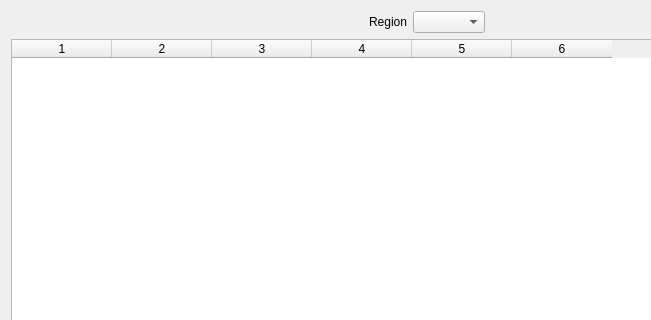
Qt form resources/designer_ui/linevalueswidget.ui (jonathanHuwP/CrystalGrowthTracker) before a commit; both pictures show x 0 to 651 and y 0 to 320 of the 960 by 628 pixel window.
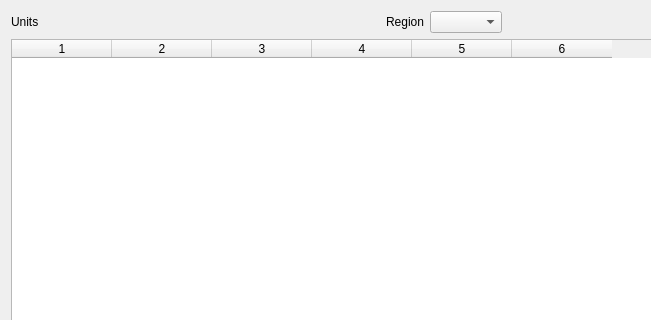
The same form after that commit.

Commit message: results has units and rounding decimals

The edit to the form file:
```diff
--- a/resources/designer_ui/linevalueswidget.ui
+++ b/resources/designer_ui/linevalueswidget.ui
@@ -16,6 +16,13 @@
   <layout class="QVBoxLayout" name="verticalLayout">
    <item>
     <layout class="QHBoxLayout" name="horizontalLayout">
+     <item>
+      <widget class="QLabel" name="_unitsLabel">
+       <property name="text">
+        <string>Units</string>
+       </property>
+      </widget>
+     </item>
      <item>
       <spacer name="horizontalSpacer">
        <property name="orientation">
```
The commit also changes 2 other files.
